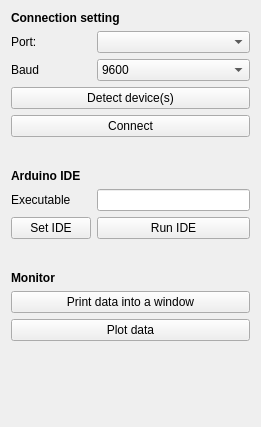
This is ArduinoConnect/Resources/UI/ArduinoConnect.ui in pzaffino/SlicerArduinoController as Qt 5 draws it before an edit. The edited form follows.
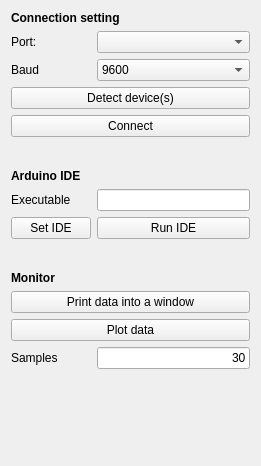
This is the edited form.

Commit message: Plotter complete

```diff
--- a/ArduinoConnect/Resources/UI/ArduinoConnect.ui
+++ b/ArduinoConnect/Resources/UI/ArduinoConnect.ui
@@ -7,7 +7,7 @@
     <x>0</x>
     <y>0</y>
     <width>261</width>
-    <height>427</height>
+    <height>466</height>
    </rect>
   </property>
   <layout class="QFormLayout" name="formLayout">
@@ -187,6 +187,26 @@
      </property>
     </widget>
    </item>
+   <item row="17" column="0">
+    <widget class="QLabel" name="labelSamples">
+     <property name="text">
+      <string>Samples</string>
+     </property>
+    </widget>
+   </item>
+   <item row="17" column="1">
+    <widget class="QLineEdit" name="samplesToPlotText">
+     <property name="layoutDirection">
+      <enum>Qt::LeftToRight</enum>
+     </property>
+     <property name="text">
+      <string>30</string>
+     </property>
+     <property name="alignment">
+      <set>Qt::AlignRight|Qt::AlignTrailing|Qt::AlignVCenter</set>
+     </property>
+    </widget>
+   </item>
   </layout>
  </widget>
  <resources/>
```
The commit also changes 1 other file.
